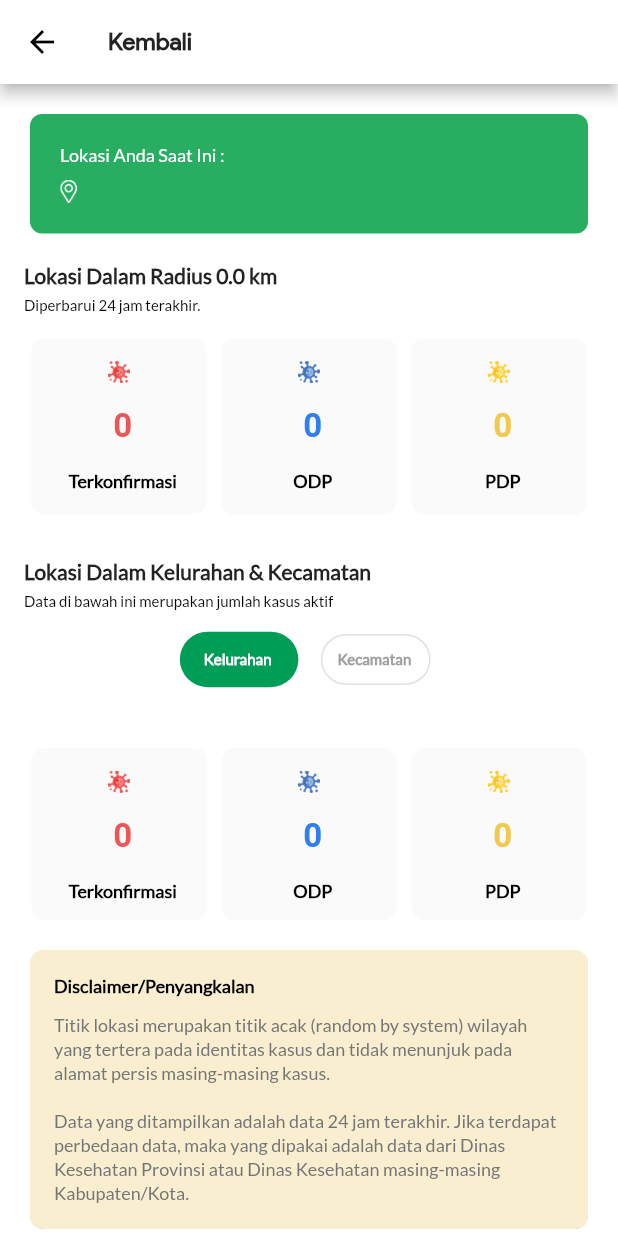
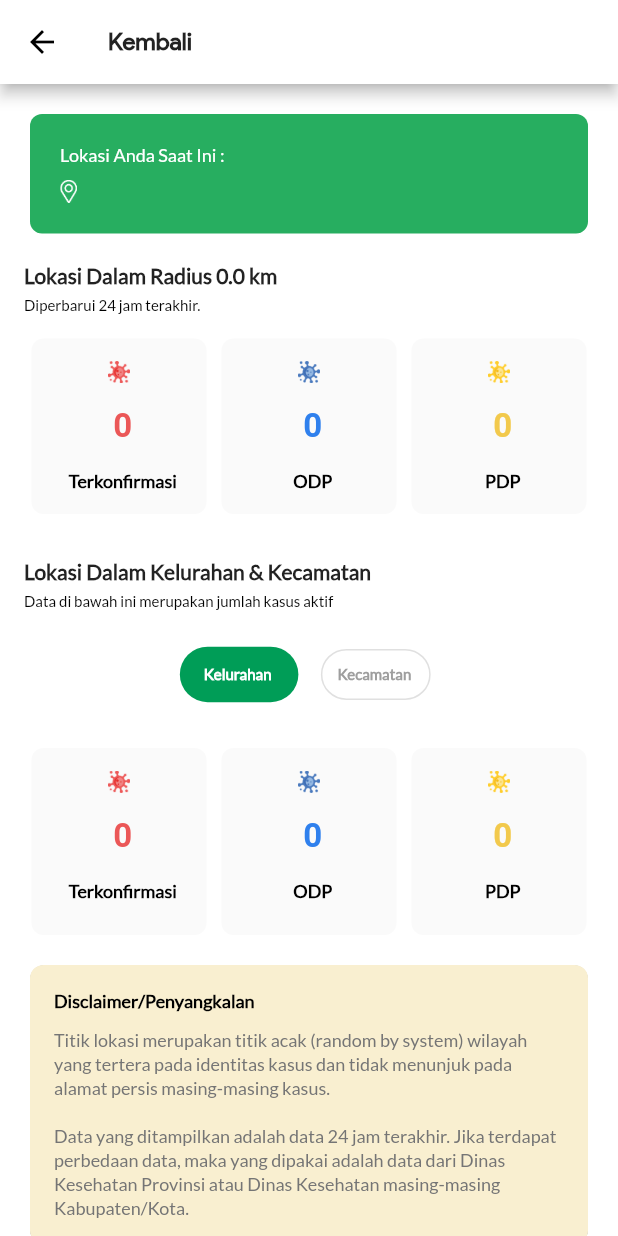
Before and after one commit to jabardigitalservice/pikobar-flutter, a Flutter app: the CheckDistributionDetail screen opened directly with empty values, on a phone screen of 412 x 824 dp. Run offline on Flutter 3.47's test engine with Material 2 defaults, Android fonts, the phone set to English and light mode, and no system bars; our stand-ins replace bloc, bubble_tab_indicator, cached_network_image, carousel_slider, chips_choice, cloud_firestore and 30 more; missing offline and left inert: app_settings, bottom_navigation_badge, esys_flutter_share, firebase_in_app_messaging, flutter_cupertino_date_picker, flutter_downloader and 6 more; accounts and stored records are empty.

Commit message:
Update CheckDistributionDetailScreen.dart

```diff
--- a/lib/screens/checkDistribution/CheckDistributionDetailScreen.dart
+++ b/lib/screens/checkDistribution/CheckDistributionDetailScreen.dart
@@ -126,6 +126,7 @@ class _CheckDistributionDetailState extends State<CheckDistributionDetail> {
                         height: 1.2,
                       ),
                     ),
+                    SizedBox(height: 10),
 
                     DefaultTabController(
                       length: 2,
@@ -209,7 +210,6 @@ class _CheckDistributionDetailState extends State<CheckDistributionDetail> {
                             ],
                           ),
                           Container(
-                            padding: EdgeInsets.only(top: 10),
                             height: MediaQuery.of(context).size.height * 0.19,
                             child: TabBarView(
                               physics: NeverScrollableScrollPhysics(),
```
